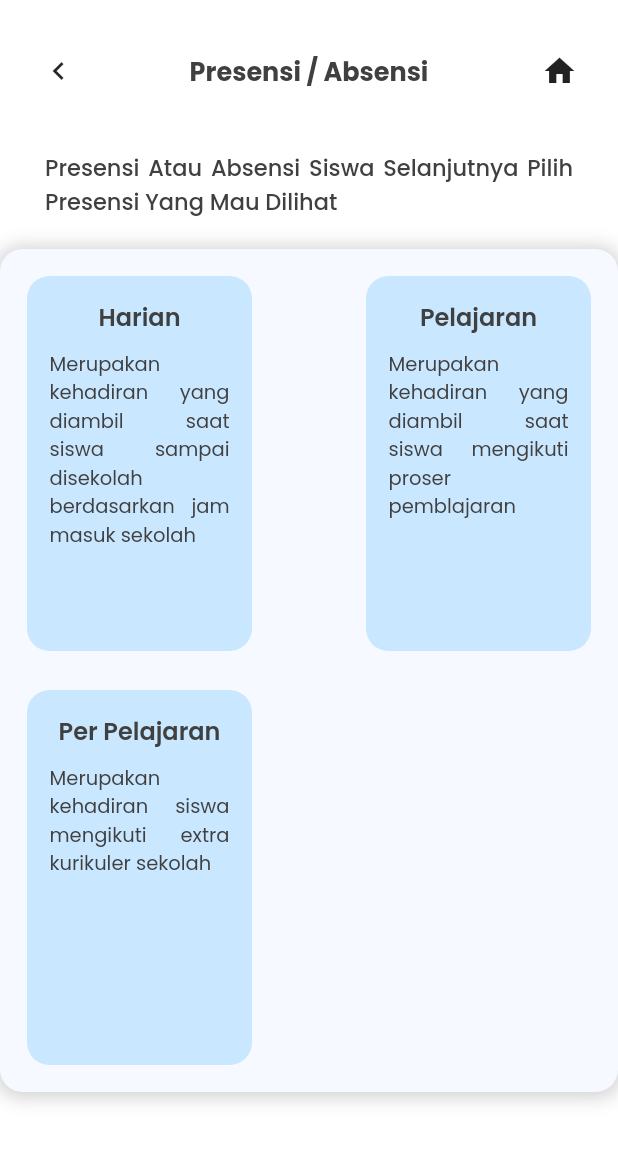
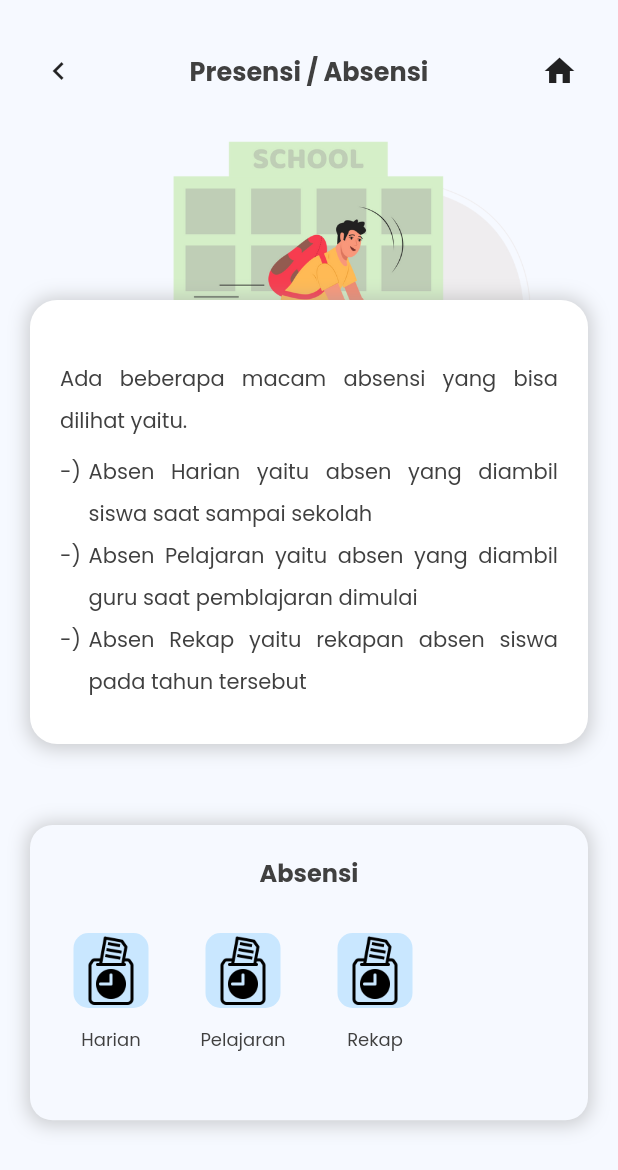
Before and after one commit to jeffriagustiar/fe_info_siswa, a Flutter app: the MenuAbsenPage screen opened by its route, on a phone screen of 412 x 824 dp. Shown: the top 1170 px of the screen. Run offline on Flutter 3.47's test engine with Material 2 defaults, Android fonts, the phone set to English and light mode, and no system bars; our stand-ins replace carousel_slider, google_fonts; missing offline and left inert: sp_util; accounts and stored records are empty.

Commit message:
perbaikan menu absen

```diff
--- a/lib/pages/home/absen/menu_absen_page.dart
+++ b/lib/pages/home/absen/menu_absen_page.dart
@@ -1,6 +1,7 @@
 import 'package:fe_info_siswa/share/theme.dart';
 import 'package:fe_info_siswa/widgets/anak_fitur_buttom.dart';
 import 'package:fe_info_siswa/widgets/appBar_buttom.dart';
+import 'package:fe_info_siswa/widgets/fitur_buttom.dart';
 import 'package:flutter/material.dart';
 
 class MenuAbsenPage extends StatelessWidget {
@@ -8,24 +9,26 @@ class MenuAbsenPage extends StatelessWidget {
 
   @override
   Widget build(BuildContext context) {
-    return Scaffold(
-      backgroundColor: backgroundColor,
-      body: ListView(
+
+    Widget backGround(){
+      return Container(
+        width: double.infinity,
+        height: 250,
+        decoration: const BoxDecoration(
+          borderRadius: BorderRadius.only(bottomLeft: Radius.circular(30),bottomRight: Radius.circular(30)),
+          image: DecorationImage(
+            fit: BoxFit.cover,
+            image: AssetImage('assets/boy-going-to-the-school.png'),
+          )
+        ),
+      );
+    }
+
+    Widget contentRapor(){
+      return Container(
+        padding: const EdgeInsets.only(top: 450,left: 20,right: 20,bottom: 30),
+        child: Column(
           children: [
-          AppBarButtom(nama: 'Presensi / Absensi'),
-           const SizedBox(height: 20,),
-          Container(
-            padding: const EdgeInsets.only(right: 30,left: 30),
-            child: Text(
-              "Presensi Atau Absensi Siswa Selanjutnya Pilih Presensi Yang Mau Dilihat",
-              style: blackTextStyle.copyWith(
-                fontSize: 15,
-                fontWeight: medium
-              ),
-              textAlign: TextAlign.justify,
-            ),
-          ),
-
             Container(
               padding: const EdgeInsets.all(10),
               margin: const EdgeInsets.only(top: 20),
@@ -45,45 +48,159 @@ class MenuAbsenPage extends StatelessWidget {
               ),
               child: Column(
                 children: [
-                Row(
-                  mainAxisAlignment: MainAxisAlignment.spaceBetween,
+                  const SizedBox(height: 10,),
+                  Text(
+                    "Absensi",
+                    style: blackTextStyle.copyWith(
+                      fontSize: 16,
+                      fontWeight: bold
+                    ),
+                  ),
+                  const SizedBox(height: 10,),
+
+                  GridView(
+                    padding: const EdgeInsets.only(top: 10,bottom: 10 ),
+                    physics: const NeverScrollableScrollPhysics(),
+                    gridDelegate: const SliverGridDelegateWithFixedCrossAxisCount(
+                      crossAxisCount: 4,
+                      childAspectRatio: 0.78,
+                    ),
+                    shrinkWrap: true,
                       children: [
-                    AnakFiturButtom(
+                        FiturButtom(
                           nama: 'Harian',
-                      desc: "Merupakan kehadiran yang diambil saat siswa sampai disekolah berdasarkan jam masuk sekolah",
                           onPressed: () {
-                        Navigator.pushNamed(context, '/absen-harian');
+                            Navigator.pushNamed(
+                              context,
+                              '/absen-harian',
+                            );
                           },
+                          img: 'assets/ic_absen.png',
                         ),
-                    AnakFiturButtom(
+                        FiturButtom(
                           nama: 'Pelajaran',
-                      desc: "Merupakan kehadiran yang diambil saat siswa mengikuti proser pemblajaran",
                           onPressed: () {
-                        Navigator.pushNamed(context, '/absen-pelajaran');
+                            Navigator.pushNamed(
+                              context,
+                              '/absen-mapel',
+                            );
                           },
+                          img: 'assets/ic_absen.png',
+                        ),
+                        FiturButtom(
+                          nama: 'Rekap',
+                          onPressed: () {
+                            Navigator.pushNamed(
+                              context,
+                              '/absen-pelajaran',
+                            );
+                          },
+                          img: 'assets/ic_absen.png',
                         ),
                       ],
+
                     ),
-                const SizedBox(height: 10,),
-                Row(
-                  mainAxisAlignment: MainAxisAlignment.spaceBetween,
-                  children: [
-                    AnakFiturButtom(
-                      nama: 'Per Pelajaran',
-                      desc: "Merupakan kehadiran siswa mengikuti extra kurikuler sekolah",
-                      onPressed: () {
-                        Navigator.pushNamed(context, '/absen-mapel');
-                      },
-                    ),
+
+
                 ],
               ),
-              ],
-            ),
-
             )
-
           ],
         ),
       );
     }
+
+    Widget infoText(String text){
+      return Row(
+        crossAxisAlignment: CrossAxisAlignment.start,
+        children: [
+          Text(
+            "-)",
+            style: blackTextStyle.copyWith(
+              height: 2,
+              fontSize: 14,
+              fontWeight: regular
+            ),
+            textAlign: TextAlign.justify,
+          ),
+          const SizedBox(width: 5,),
+          Expanded(
+            child: Text(
+              text,
+              style: blackTextStyle.copyWith(
+                height: 2,
+                fontSize: 14,
+                fontWeight: regular
+              ),
+              textAlign: TextAlign.justify,
+            ),
+          ),
+        ],
+      );
     }
+
+    Widget info(){
+      return Container(
+        width: double.infinity,
+        margin: const EdgeInsets.only(top: 120,left: 20,right: 20),
+        padding: const EdgeInsets.symmetric(horizontal: 20,vertical: 30),
+        decoration: BoxDecoration(
+          color: Colors.white,
+          borderRadius: BorderRadius.circular(18),
+          boxShadow: [
+            BoxShadow(
+              color: Colors.grey.withOpacity(0.5),
+              spreadRadius: 2,
+              blurRadius: 10,
+              offset: const Offset(0, 1),
+            ),
+          ]
+        ),
+
+        child: Column(
+          crossAxisAlignment: CrossAxisAlignment.start,
+          children: [
+            const SizedBox(height: 6,),
+            Text(
+              "Ada beberapa macam absensi yang bisa dilihat yaitu.",
+              style: blackTextStyle.copyWith(
+                height: 2,
+                fontSize: 14,
+                fontWeight: regular
+              ),
+              textAlign: TextAlign.justify,
+            ),
+            const SizedBox(height: 6,),
+            infoText("Absen Harian yaitu absen yang diambil siswa saat sampai sekolah"),
+            infoText("Absen Pelajaran yaitu absen yang diambil guru saat pemblajaran dimulai"),
+            infoText("Absen Rekap yaitu rekapan absen siswa pada tahun tersebut"),
+          ],
+        ),
+      );
+    }
+
+    return Scaffold(
+      backgroundColor: background4Color,
+      body: SafeArea(
+        child: Column(
+          children: [
+            AppBarButtom(nama: 'Presensi / Absensi'),
+            Expanded(
+              child: ListView(
+                children: [
+                  Stack(
+                    children: [
+                      backGround(),
+                      info(),
+                      contentRapor(),
+                    ],
+                  )
+                ],
+              ),
+            ),
+          ],
+        ),
+      ),
+    );
+  }
+}
```
Also changed, not shown: assets/boy-going-to-the-school.png (added), assets/ic_absen.png (added), lib/pages/home/nilai/menu_nilai.dart (indentation only). Lines whose indentation alone changed are shown as unchanged.
